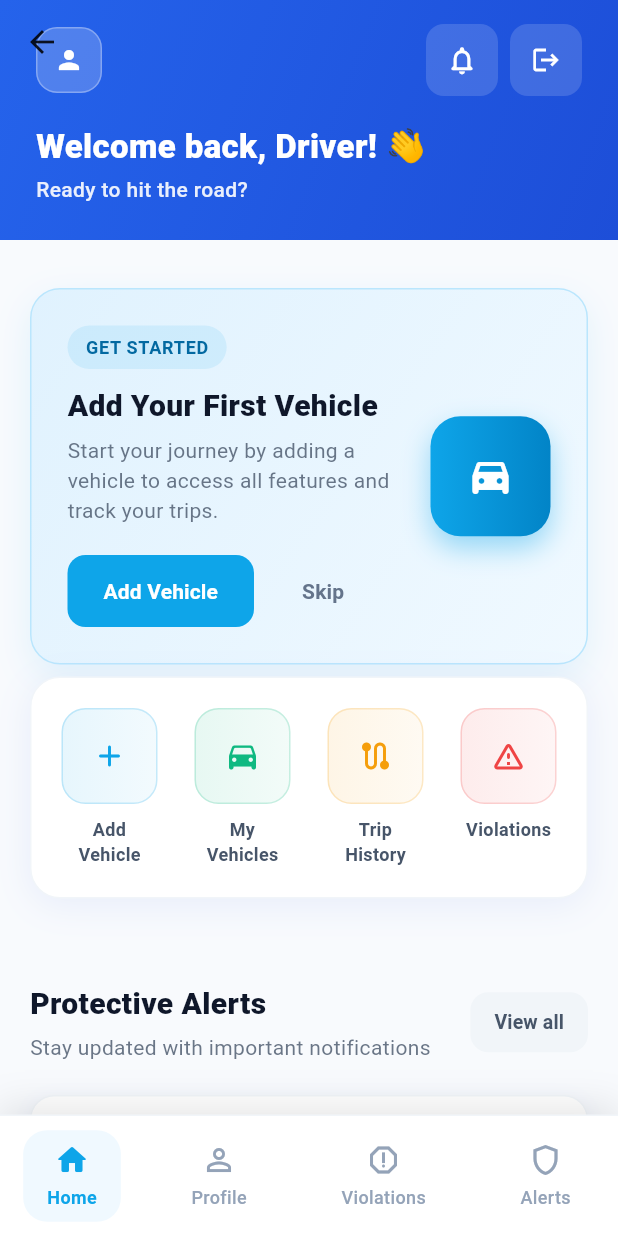
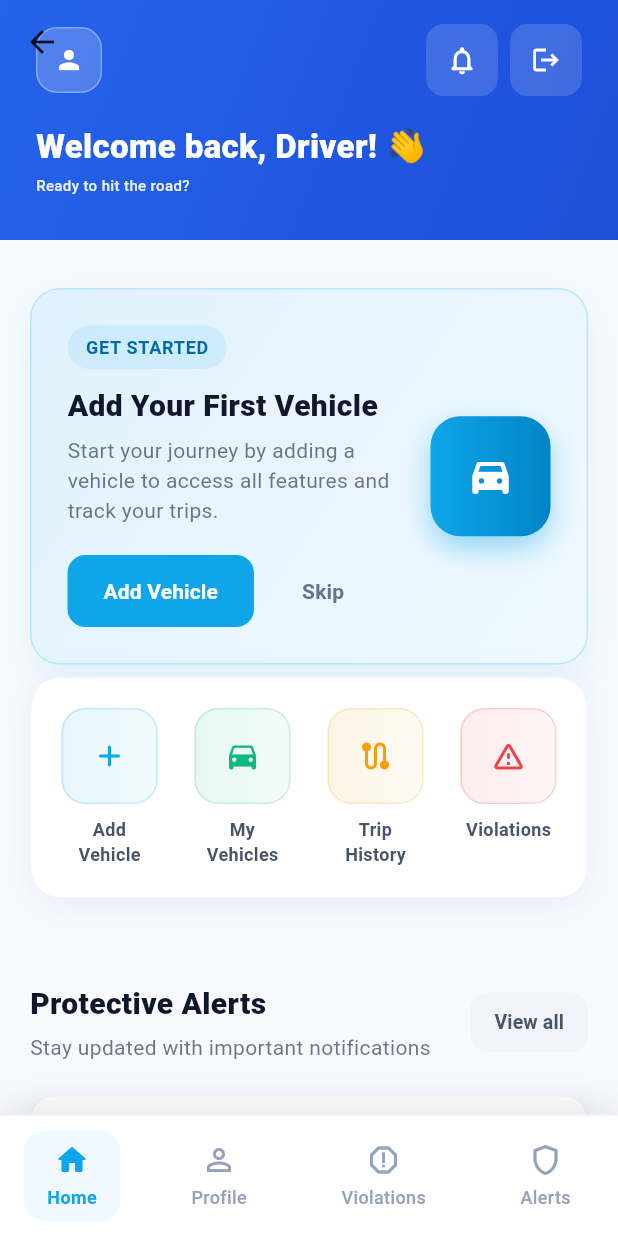
Before and after one commit to DinuthRashmika/Road_Safety_Monitoring-_System, a Flutter app: the HomeScreen screen opened by its route, on a phone screen of 412 x 824 dp. Run offline on Flutter 3.47's test engine with Material 3 defaults, Android fonts, the phone set to English and light mode, and no system bars; our stand-ins replace dio, dotted_border, font_awesome_flutter, image_picker, shared_preferences; missing offline and left inert: flutter_stripe; accounts and stored records are empty; network calls fail.

Commit message:
update frontned

```diff
--- a/apps/mobile/lib/screens/home_screen.dart
+++ b/apps/mobile/lib/screens/home_screen.dart
@@ -155,7 +155,7 @@ class _HomeScreenState extends State<HomeScreen> {
                                     Text(
                                       'Ready to hit the road?',
                                       style: TextStyle(
-                                        fontSize: 14,
+                                        fontSize: 10,
                                         fontWeight: FontWeight.w500,
                                         color: Colors.white.withOpacity(0.9),
                                       ),
--- a/apps/mobile/pubspec.yaml
+++ b/apps/mobile/pubspec.yaml
@@ -21,7 +21,7 @@ dependencies:
   font_awesome_flutter: ^10.7.0
   dotted_border: ^2.1.0
   cached_network_image: ^3.3.0
-  flutter_stripe: ^10.1.1
+  flutter_stripe: ^12.1.1
 
 # REMOVED INCORRECT ANDROID CODE FROM HERE
 
```
Also changed, not shown: apps/mobile/lib/services/auth_service.dart (+16 -3 lines), apps/mobile/pubspec.lock, 2 other files.
